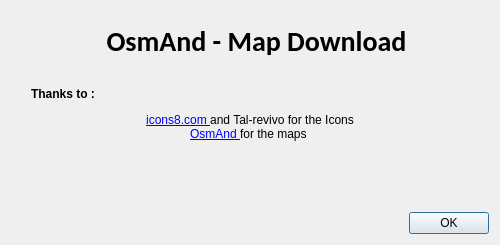
Before: the Qt Designer form gui/about.ui in bousqi/osm-ad, drawn with Qt 5.
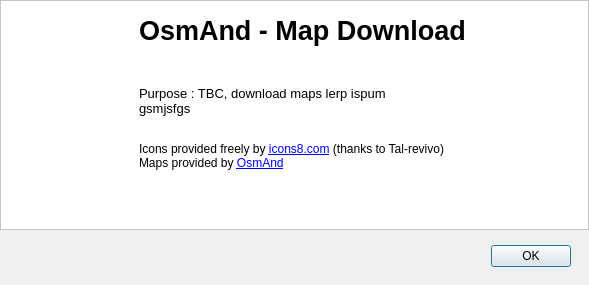
After: the same form once the commit is applied. Icons and pictures are not drawn.

Commit message: About UI revamped

```diff
--- a/gui/about.ui
+++ b/gui/about.ui
@@ -9,26 +9,20 @@
    <rect>
     <x>0</x>
     <y>0</y>
-    <width>500</width>
-    <height>245</height>
+    <width>589</width>
+    <height>285</height>
    </rect>
   </property>
-  <property name="sizePolicy">
-   <sizepolicy hsizetype="Preferred" vsizetype="Minimum">
-    <horstretch>0</horstretch>
-    <verstretch>0</verstretch>
-   </sizepolicy>
-  </property>
   <property name="minimumSize">
    <size>
-    <width>500</width>
-    <height>0</height>
+    <width>589</width>
+    <height>285</height>
    </size>
   </property>
   <property name="maximumSize">
    <size>
-    <width>500</width>
-    <height>245</height>
+    <width>589</width>
+    <height>285</height>
    </size>
   </property>
   <property name="windowTitle">
@@ -42,67 +36,80 @@
    <bool>true</bool>
   </property>
   <layout class="QVBoxLayout" name="verticalLayout">
+   <property name="leftMargin">
+    <number>0</number>
+   </property>
+   <property name="topMargin">
+    <number>0</number>
+   </property>
+   <property name="rightMargin">
+    <number>0</number>
+   </property>
+   <property name="bottomMargin">
+    <number>9</number>
+   </property>
    <item>
-    <layout class="QVBoxLayout" name="verticalLayout_3">
+    <layout class="QHBoxLayout" name="horizontalLayout_2">
      <item>
-      <layout class="QHBoxLayout" name="horizontalLayout">
-       <item>
+      <widget class="QFrame" name="frame">
+       <property name="sizePolicy">
+        <sizepolicy hsizetype="Preferred" vsizetype="Expanding">
+         <horstretch>0</horstretch>
+         <verstretch>0</verstretch>
+        </sizepolicy>
+       </property>
+       <property name="autoFillBackground">
+        <bool>false</bool>
+       </property>
+       <property name="styleSheet">
+        <string notr="true">background-color:rgb(255, 255, 255)	</string>
+       </property>
+       <property name="frameShape">
+        <enum>QFrame::StyledPanel</enum>
+       </property>
+       <property name="frameShadow">
+        <enum>QFrame::Raised</enum>
+       </property>
         <widget class="QLabel" name="label">
+        <property name="geometry">
+         <rect>
+          <x>10</x>
+          <y>10</y>
+          <width>100</width>
+          <height>100</height>
+         </rect>
+        </property>
          <property name="sizePolicy">
-          <sizepolicy hsizetype="Fixed" vsizetype="Fixed">
+         <sizepolicy hsizetype="Minimum" vsizetype="Minimum">
            <horstretch>0</horstretch>
            <verstretch>0</verstretch>
           </sizepolicy>
          </property>
+        <property name="styleSheet">
+         <string notr="true"/>
+        </property>
          <property name="text">
           <string/>
          </property>
          <property name="pixmap">
           <pixmap resource="../osmm_res.qrc">:/img/res/img/logo.png</pixmap>
          </property>
-         <property name="scaledContents">
-          <bool>false</bool>
-         </property>
-         <property name="alignment">
-          <set>Qt::AlignCenter</set>
-         </property>
-        </widget>
-       </item>
-       <item>
-        <widget class="QLabel" name="label_2">
-         <property name="font">
-          <font>
-           <family>Calibri</family>
-           <pointsize>21</pointsize>
-           <weight>75</weight>
-           <italic>false</italic>
-           <bold>true</bold>
-           <strikeout>false</strikeout>
-           <kerning>true</kerning>
-          </font>
-         </property>
-         <property name="text">
-          <string>OsmAnd - Map Download</string>
-         </property>
-         <property name="alignment">
-          <set>Qt::AlignCenter</set>
-         </property>
-        </widget>
-       </item>
-      </layout>
-     </item>
-    </layout>
-   </item>
-   <item>
-    <layout class="QHBoxLayout" name="horizontalLayout_2">
+       </widget>
+       <widget class="QWidget" name="verticalLayoutWidget">
+        <property name="geometry">
+         <rect>
+          <x>119</x>
+          <y>9</y>
+          <width>451</width>
+          <height>201</height>
+         </rect>
+        </property>
+        <layout class="QVBoxLayout" name="verticalLayout_2">
      <property name="leftMargin">
       <number>20</number>
      </property>
      <property name="topMargin">
-      <number>10</number>
-     </property>
-     <property name="rightMargin">
-      <number>20</number>
+          <number>6</number>
      </property>
      <item>
       <widget class="QLabel" name="label_3">
@@ -113,32 +120,43 @@
         </sizepolicy>
        </property>
        <property name="text">
-        <string>&lt;html&gt;&lt;head/&gt;&lt;body&gt;&lt;p&gt;&lt;span style=&quot; font-weight:600;&quot;&gt;Thanks to : &lt;/span&gt;&lt;/p&gt;&lt;p align=&quot;center&quot;&gt;&lt;a href=&quot;https://icons8.com&quot;&gt;&lt;span style=&quot; text-decoration: underline; color:#0000ff;&quot;&gt;icons8.com &lt;/span&gt;&lt;/a&gt;and Tal-revivo for the Icons&lt;br/&gt;&lt;a href=&quot;https://osmand.net/&quot;&gt;&lt;span style=&quot; text-decoration: underline; color:#0000ff;&quot;&gt;OsmAnd &lt;/span&gt;&lt;/a&gt;for the maps &lt;/p&gt;&lt;/body&gt;&lt;/html&gt;</string>
+            <string>&lt;html&gt;&lt;head/&gt;&lt;body&gt;&lt;p&gt;&lt;span style=&quot; font-size:20pt; font-weight:600;&quot;&gt;OsmAnd - Map Download&lt;/span&gt;&lt;/p&gt;&lt;p&gt;&lt;br/&gt;&lt;br/&gt;&lt;span style=&quot; font-size:10pt;&quot;&gt;Purpose : TBC, download maps lerp ispum&lt;br/&gt;gsmjsfgs&lt;/span&gt;&lt;/p&gt;&lt;p&gt;&lt;span style=&quot; font-size:9pt;&quot;&gt;&lt;br/&gt;&lt;/span&gt;Icons provided freely by &lt;a href=&quot;https://icons8.com&quot;&gt;&lt;span style=&quot; text-decoration: underline; color:#0000ff;&quot;&gt;icons8.com&lt;/span&gt;&lt;/a&gt; (thanks to Tal-revivo)&lt;br/&gt;Maps provided by &lt;a href=&quot;https://osmand.net/&quot;&gt;&lt;span style=&quot; text-decoration: underline; color:#0000ff;&quot;&gt;OsmAnd&lt;/span&gt;&lt;/a&gt;&lt;/p&gt;&lt;/body&gt;&lt;/html&gt;</string>
        </property>
        <property name="textFormat">
         <enum>Qt::AutoText</enum>
        </property>
        <property name="alignment">
-        <set>Qt::AlignLeading|Qt::AlignLeft|Qt::AlignVCenter</set>
-       </property>
+            <set>Qt::AlignLeading|Qt::AlignLeft|Qt::AlignTop</set>
+           </property>
+          </widget>
+         </item>
+        </layout>
+       </widget>
       </widget>
      </item>
     </layout>
    </item>
    <item>
-    <widget class="QLabel" name="label_4">
-     <property name="text">
-      <string/>
+    <layout class="QHBoxLayout" name="horizontalLayout">
+     <property name="spacing">
+      <number>6</number>
      </property>
-     <property name="alignment">
-      <set>Qt::AlignCenter</set>
+     <property name="sizeConstraint">
+      <enum>QLayout::SetDefaultConstraint</enum>
      </property>
-    </widget>
-   </item>
+     <property name="topMargin">
+      <number>9</number>
+     </property>
+     <property name="rightMargin">
+      <number>18</number>
+     </property>
+     <property name="bottomMargin">
+      <number>9</number>
+     </property>
    <item>
     <widget class="QDialogButtonBox" name="buttonBox">
      <property name="sizePolicy">
-      <sizepolicy hsizetype="Minimum" vsizetype="Fixed">
+        <sizepolicy hsizetype="Preferred" vsizetype="Fixed">
        <horstretch>0</horstretch>
        <verstretch>0</verstretch>
       </sizepolicy>
@@ -150,6 +168,8 @@
       <set>QDialogButtonBox::Ok</set>
      </property>
     </widget>
+     </item>
+    </layout>
    </item>
   </layout>
  </widget>
```
Lines whose indentation alone changed are shown as unchanged. The commit also changes 1 other file.
